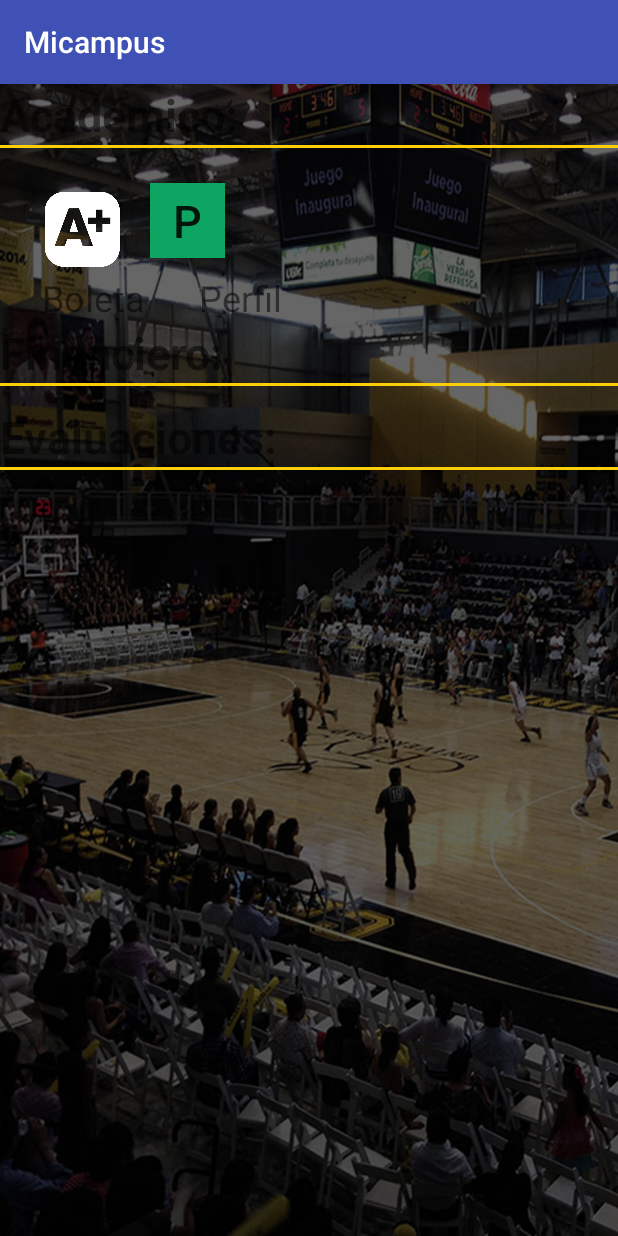
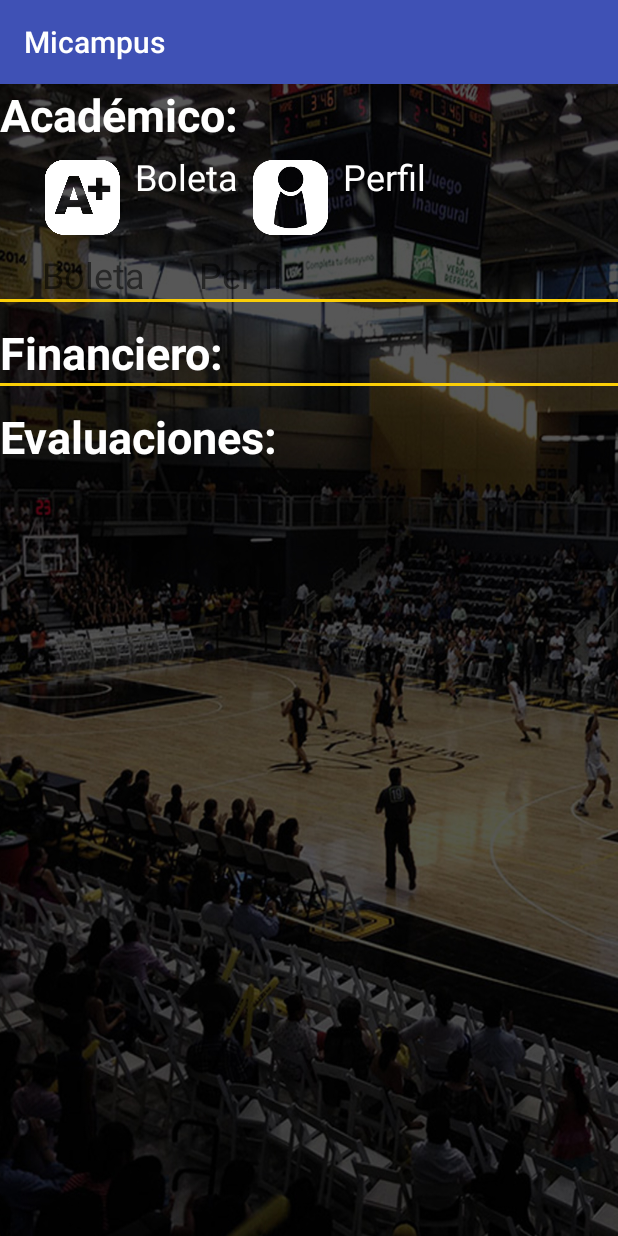
Before and after one commit to AndreaVaGa/IDG195-G7-Vazquez, an Android app: the MainMenuActivity screen opened directly, with no data from a screen before it, on a phone screen of 412 x 824 dp. Run offline under Robolectric (Android 15) with nearby library versions, the phone set to English and light mode, and no system bars; network calls fail.

Commit message:
MainMenu

```diff
--- a/Micampus/app/src/main/res/layout/activity_main_menu.xml
+++ b/Micampus/app/src/main/res/layout/activity_main_menu.xml
@@ -13,13 +13,8 @@
         android:layout_height="wrap_content"
         android:text="Académico:"
         android:textStyle="bold"
-        android:textSize="30dp" />
-
-    <View
-        android:layout_width="fill_parent"
-        android:layout_height="2dp"
-        android:background="#fbce07"
-        android:layout_marginBottom="13dp"/>
+        android:textSize="30dp"
+        android:textColor="#ffffff"/>
 
     <LinearLayout
         android:layout_width="match_parent"
@@ -35,16 +30,21 @@
         <TextView
             android:layout_width="wrap_content"
             android:layout_height="wrap_content"
-            android:text=""
-            android:textSize="24dp" />
+            android:text="Boleta"
+            android:textSize="24dp"
+            android:textColor="#ffffff"/>
     <Button
         android:id="@+id/btn_perfil"
         android:layout_width="50dp"
         android:layout_height="50dp"
-        android:background="#0EA563"
-        android:text="P"
-        android:textSize="30dp"
+        android:background="@drawable/iconoperfil"
         android:layout_margin="10dp"/>
+        <TextView
+            android:layout_width="wrap_content"
+            android:layout_height="wrap_content"
+            android:text="Perfil"
+            android:textSize="24dp"
+            android:textColor="#ffffff"/>
     </LinearLayout>
     <LinearLayout
         android:layout_width="match_parent"
@@ -71,12 +71,19 @@
             android:textSize="24dp" />
     </LinearLayout>
 
+    <View
+        android:layout_width="fill_parent"
+        android:layout_height="2dp"
+        android:background="#fbce07"
+        android:layout_marginBottom="13dp"/>
+
     <TextView
         android:layout_width="wrap_content"
         android:layout_height="wrap_content"
         android:text="Financiero:"
         android:textStyle="bold"
-        android:textSize="30dp" />
+        android:textSize="30dp"
+        android:textColor="#ffffff"/>
 
     <View
         android:layout_width="fill_parent"
@@ -89,11 +96,6 @@
         android:layout_height="wrap_content"
         android:text="Evaluaciones:"
         android:textStyle="bold"
-        android:textSize="30dp" />
-    <View
-        android:layout_width="fill_parent"
-        android:layout_height="2dp"
-        android:background="#fbce07"
-        android:layout_marginBottom="13dp"/>
-
+        android:textSize="30dp"
+        android:textColor="#ffffff"/>
 </android.support.v7.widget.LinearLayoutCompat>
```
Also changed, not shown: Micampus/app/src/main/res/drawable/background.jpg, Micampus/app/src/main/res/drawable/iconoperfil.png (added).
